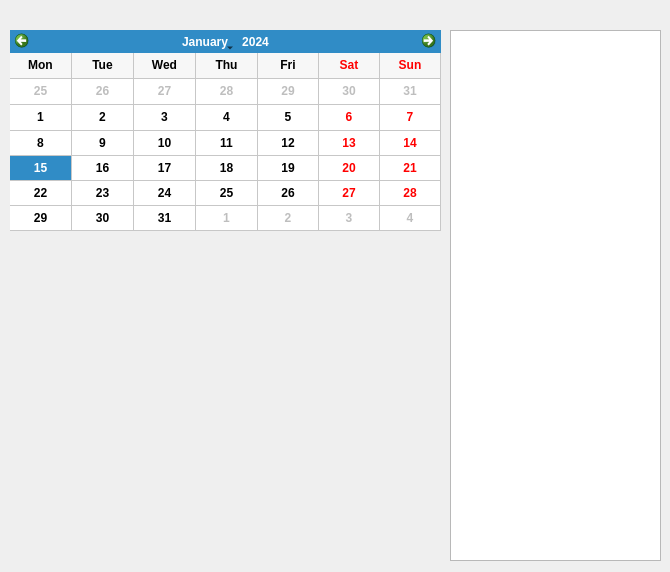
Before: the Qt Designer form nqtrucksserver/RegistrosUi/RegistrosUi.ui in sunsiz/nQTrucks, drawn with Qt 5.
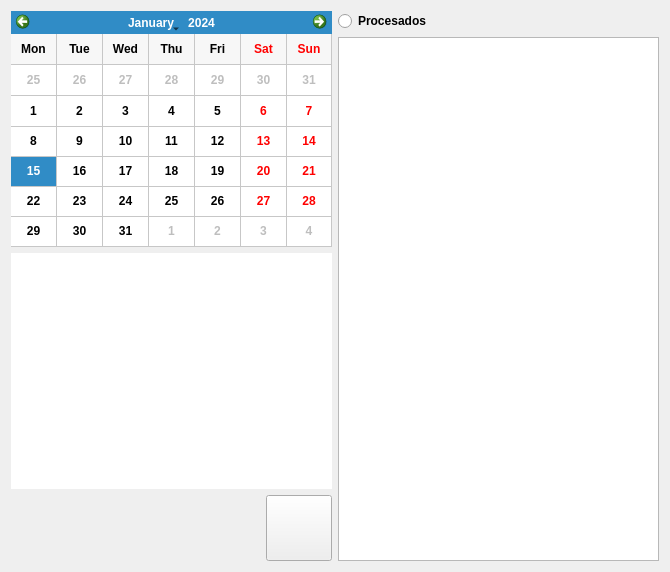
After: the same form once the commit is applied. Icons and pictures are not drawn.

Commit message: RegistrosUi Medium

```diff
--- a/nqtrucksserver/RegistrosUi/RegistrosUi.ui
+++ b/nqtrucksserver/RegistrosUi/RegistrosUi.ui
@@ -22,35 +22,107 @@
   <property name="windowTitle">
    <string>TEST LIB</string>
   </property>
-  <widget class="QTableView" name="tableRegistrosView">
-   <property name="geometry">
-    <rect>
-     <x>450</x>
-     <y>30</y>
-     <width>211</width>
-     <height>531</height>
-    </rect>
-   </property>
-  </widget>
-  <widget class="QCalendarWidget" name="calendarioWidget">
-   <property name="geometry">
-    <rect>
-     <x>10</x>
-     <y>30</y>
-     <width>431</width>
-     <height>201</height>
-    </rect>
-   </property>
-   <property name="gridVisible">
-    <bool>true</bool>
-   </property>
-   <property name="horizontalHeaderFormat">
-    <enum>QCalendarWidget::ShortDayNames</enum>
-   </property>
-   <property name="verticalHeaderFormat">
-    <enum>QCalendarWidget::NoVerticalHeader</enum>
-   </property>
-  </widget>
+  <layout class="QGridLayout" name="gridLayout">
+   <item row="0" column="0">
+    <layout class="QVBoxLayout" name="verticalLayout_2">
+     <item>
+      <widget class="QCalendarWidget" name="calendarioWidget">
+       <property name="gridVisible">
+        <bool>true</bool>
+       </property>
+       <property name="horizontalHeaderFormat">
+        <enum>QCalendarWidget::ShortDayNames</enum>
+       </property>
+       <property name="verticalHeaderFormat">
+        <enum>QCalendarWidget::NoVerticalHeader</enum>
+       </property>
+      </widget>
+     </item>
+     <item>
+      <widget class="QTableWidget" name="rowView">
+       <property name="frameShape">
+        <enum>QFrame::NoFrame</enum>
+       </property>
+       <property name="frameShadow">
+        <enum>QFrame::Plain</enum>
+       </property>
+       <property name="showGrid">
+        <bool>false</bool>
+       </property>
+       <property name="gridStyle">
+        <enum>Qt::NoPen</enum>
+       </property>
+       <property name="cornerButtonEnabled">
+        <bool>false</bool>
+       </property>
+       <attribute name="horizontalHeaderVisible">
+        <bool>false</bool>
+       </attribute>
+      </widget>
+     </item>
+     <item>
+      <layout class="QHBoxLayout" name="horizontalLayout">
+       <item>
+        <spacer name="horizontalSpacer">
+         <property name="orientation">
+          <enum>Qt::Horizontal</enum>
+         </property>
+         <property name="sizeHint" stdset="0">
+          <size>
+           <width>40</width>
+           <height>20</height>
+          </size>
+         </property>
+        </spacer>
+       </item>
+       <item>
+        <widget class="QPushButton" name="imprimirInforme">
+         <property name="minimumSize">
+          <size>
+           <width>66</width>
+           <height>66</height>
+          </size>
+         </property>
+         <property name="maximumSize">
+          <size>
+           <width>66</width>
+           <height>66</height>
+          </size>
+         </property>
+         <property name="text">
+          <string notr="true"/>
+         </property>
+         <property name="icon">
+          <iconset resource="../../resources/system.qrc">
+           <normaloff>:/temp/icons/system/devices/openofficeorg-printeradmin-new2.png</normaloff>:/temp/icons/system/devices/openofficeorg-printeradmin-new2.png</iconset>
+         </property>
+         <property name="iconSize">
+          <size>
+           <width>64</width>
+           <height>64</height>
+          </size>
+         </property>
+        </widget>
+       </item>
+      </layout>
+     </item>
+    </layout>
+   </item>
+   <item row="0" column="1">
+    <layout class="QVBoxLayout" name="verticalLayout">
+     <item>
+      <widget class="QRadioButton" name="selectProcesados">
+       <property name="text">
+        <string>Procesados</string>
+       </property>
+      </widget>
+     </item>
+     <item>
+      <widget class="QTableView" name="tableRegistrosView"/>
+     </item>
+    </layout>
+   </item>
+  </layout>
  </widget>
  <layoutdefault spacing="6" margin="11"/>
  <resources/>
```
Left out of the diff: 4 changed lines with no effect on the pictures. The commit also changes 12 other files.
